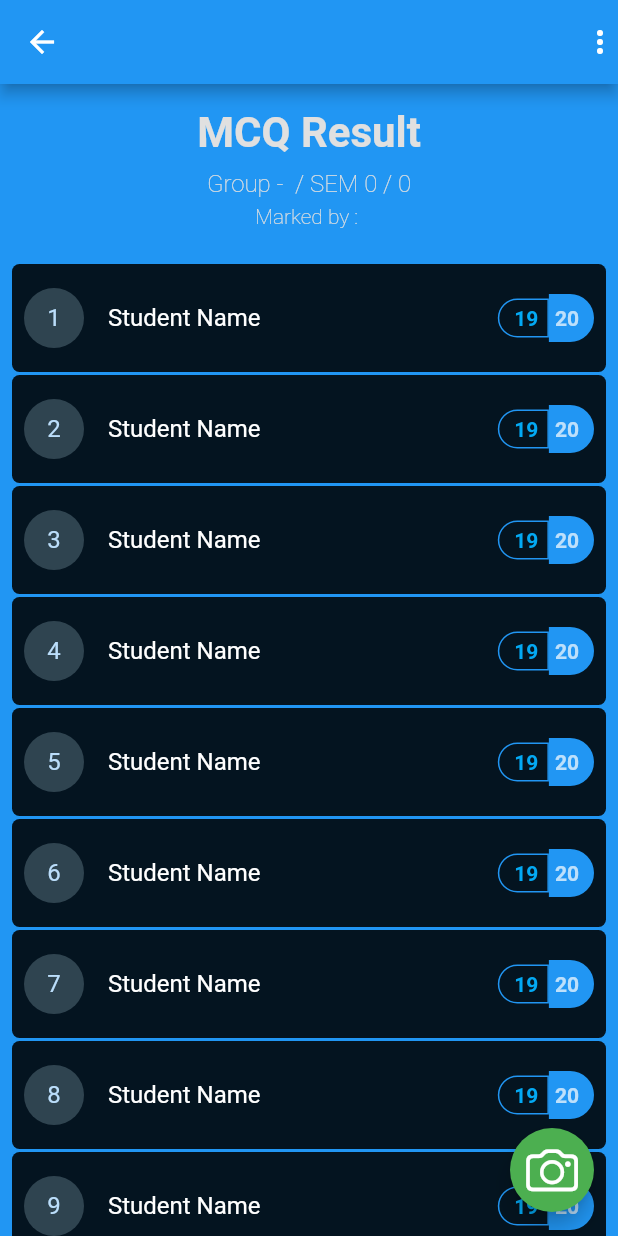
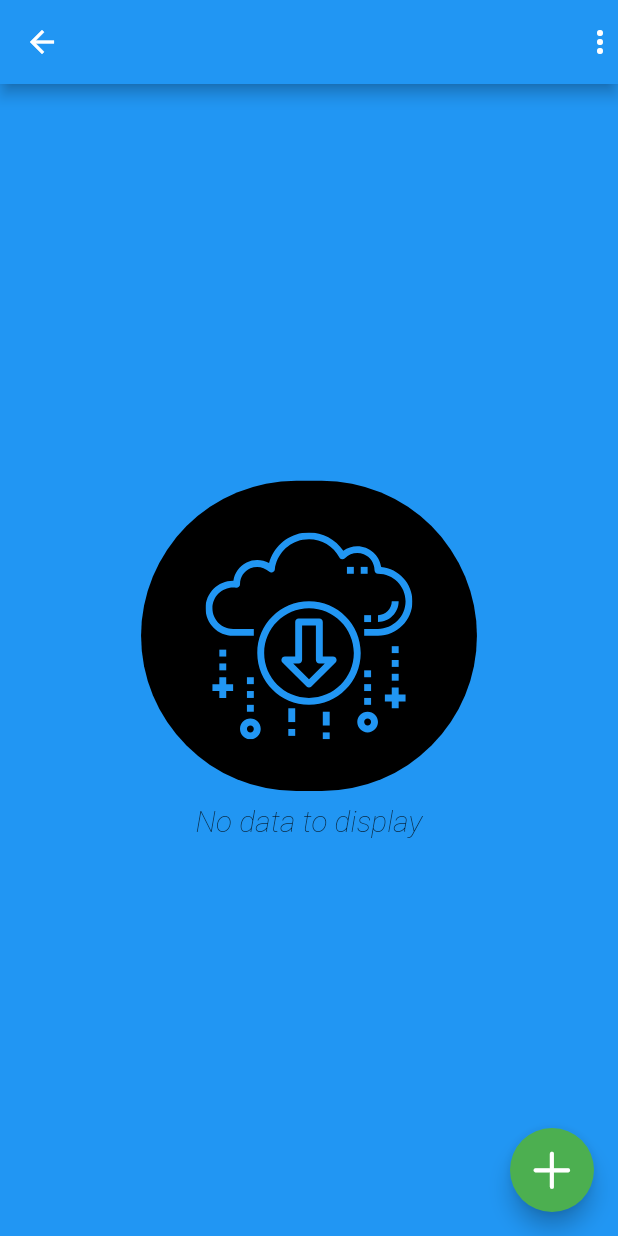
Before and after one commit to koiralapankaj7/flutter_mcq_checker, a Flutter app: the ResultScreen screen opened directly with empty values, on a phone screen of 412 x 824 dp. Run offline on Flutter 3.47's test engine with Material 2 defaults, Android fonts, the phone set to English and light mode, and no system bars; our stand-ins replace flutter_screenutil, flutter_svg, image_picker, rxdart, sqflite; missing offline and left inert: firebase_ml_vision; accounts and stored records are empty.

Commit message:
Result screen sinked with bloc

```diff
--- a/lib/src/blocs/student_bloc_provider.dart
+++ b/lib/src/blocs/student_bloc_provider.dart
@@ -1,5 +1,7 @@
 import 'package:flutter/material.dart';
 import 'student_bloc.dart';
+
+export 'student_bloc.dart';
 
 class StudentProvider extends InheritedWidget {
   //
--- a/lib/src/screens/result_screen.dart
+++ b/lib/src/screens/result_screen.dart
@@ -1,13 +1,17 @@
 import 'package:flutter/cupertino.dart';
 import 'package:flutter/material.dart';
+import 'package:flutter_mcq_checker/src/blocs/student_bloc.dart';
 import 'package:flutter_mcq_checker/src/models/module.dart';
+import 'package:flutter_mcq_checker/src/models/student.dart';
+import 'package:flutter_mcq_checker/src/widgets/data_unavailable.dart';
 import 'package:flutter_mcq_checker/src/widgets/student_list_tile.dart';
 
 class ResultScreen extends StatelessWidget {
   final Module module;
   final GlobalKey<ScaffoldState> _scaffoldKey = GlobalKey();
+  final StudentBloc bloc;
 
-  ResultScreen({this.module});
+  ResultScreen({this.module, this.bloc});
 
   @override
   Widget build(BuildContext context) {
@@ -20,26 +24,39 @@ class ResultScreen extends StatelessWidget {
           Icon(Icons.more_vert),
         ],
       ),
-      floatingActionButton: FloatingActionButton(
-        onPressed: () {},
-        child: Icon(
-          CupertinoIcons.photo_camera,
-          color: Colors.white,
-          size: 35.0,
-        ),
-        tooltip: 'Scan answer',
-        backgroundColor: Colors.green,
-      ),
-      body: ListView.builder(
-        itemCount: 10,
+      floatingActionButton: floatingActionButton(),
+      body: buildBody(),
+      // ListView.builder(
+      //   itemCount: 10,
+      //   padding: EdgeInsets.all(8.0),
+      //   itemBuilder: (BuildContext context, int index) {
+      //     if (index == 0) {
+      //       return header();
+      //     }
+      //     return StudentListTile(index: index, scaffold: _scaffoldKey);
+      //   },
+      // ),
+    );
+  }
+
+  Widget buildBody() {
+    return StreamBuilder(
+      stream: bloc.students,
+      builder: (BuildContext context, AsyncSnapshot<List<Student>> snapshot) {
+        if (!snapshot.hasData) {
+          return DataUnavailable();
+        }
+        return ListView.builder(
           padding: EdgeInsets.all(8.0),
+          itemCount: snapshot.data.length,
           itemBuilder: (BuildContext context, int index) {
             if (index == 0) {
               return header();
             }
             return StudentListTile(index: index, scaffold: _scaffoldKey);
           },
-      ),
+        );
+      },
     );
   }
 
@@ -79,4 +96,17 @@ class ResultScreen extends StatelessWidget {
       ),
     );
   }
+
+  Widget floatingActionButton() {
+    return FloatingActionButton(
+      onPressed: () {},
+      child: Icon(
+        CupertinoIcons.add,
+        color: Colors.white,
+        size: 35.0,
+      ),
+      tooltip: 'Add module',
+      backgroundColor: Colors.green,
+    );
   }
+}
--- a/lib/src/widgets/add_module_bottom_sheet.dart
+++ b/lib/src/widgets/add_module_bottom_sheet.dart
@@ -19,11 +19,6 @@ class AddModule extends StatelessWidget {
   //
   @override
   Widget build(BuildContext context) {
-    //final Size deviceSize = MediaQuery.of(context).size;
-    ScreenUtil.instance =
-        ScreenUtil(width: 828, height: 1792, allowFontScaling: true)
-          ..init(context);
-
     return Stack(
       alignment: Alignment.topCenter,
       children: <Widget>[
--- /dev/null
+++ b/lib/src/widgets/data_unavailable.dart
@@ -0,0 +1,45 @@
+import 'package:flutter/material.dart';
+import 'package:flutter_screenutil/flutter_screenutil.dart';
+import 'package:flutter_svg/flutter_svg.dart';
+
+class DataUnavailable extends StatelessWidget {
+  final String image = 'assets/images/no_data.svg';
+
+  @override
+  Widget build(BuildContext context) {
+    return Center(
+      child: Column(
+        mainAxisAlignment: MainAxisAlignment.center,
+        children: <Widget>[
+          Container(
+            height: ScreenUtil().setHeight(450.0),
+            width: ScreenUtil().setWidth(450.0),
+            decoration: BoxDecoration(
+              color: Colors.black,
+              borderRadius: BorderRadius.circular(200.0),
+            ),
+            alignment: Alignment.center,
+            child: Center(
+              child: SvgPicture.asset(
+                image,
+                height: ScreenUtil().setHeight(300.0),
+                width: ScreenUtil().setWidth(300.0),
+                color: Colors.blue,
+              ),
+            ),
+          ),
+          SizedBox(height: ScreenUtil().setHeight(20.0)),
+          Text(
+            'No data to display',
+            style: TextStyle(
+              fontSize: ScreenUtil().setSp(40.0),
+              fontWeight: FontWeight.w100,
+              fontStyle: FontStyle.italic,
+            ),
+            textAlign: TextAlign.center,
+          ),
+        ],
+      ),
+    );
+  }
+}
```
Also changed, not shown: lib/src/app.dart (+7 -4 lines), lib/src/routes/routes.dart (+9 -2 lines), lib/src/screens/home_screen.dart (+48 -109 lines). Lines whose indentation alone changed are shown as unchanged.
